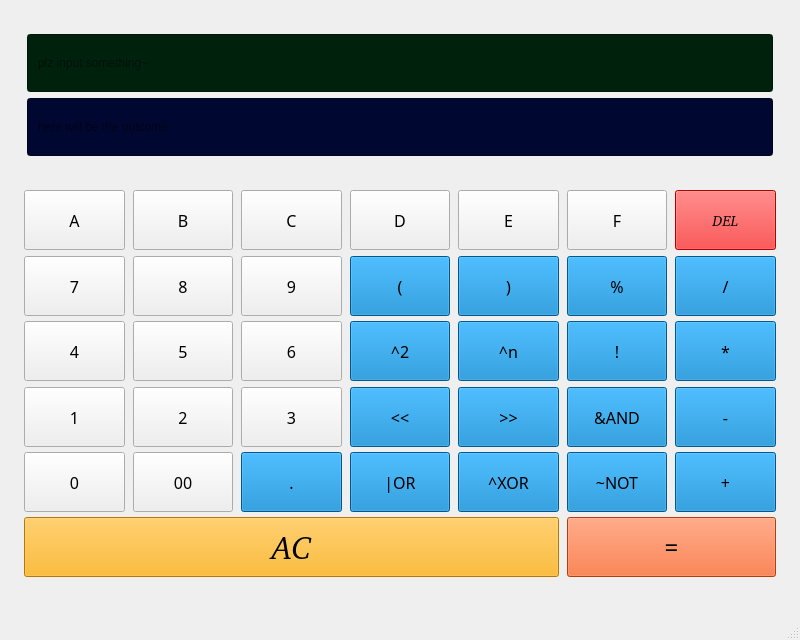
This is mainwindow.ui in s3loy/HexCalculator as Qt 5 draws it before an edit. The edited form follows.
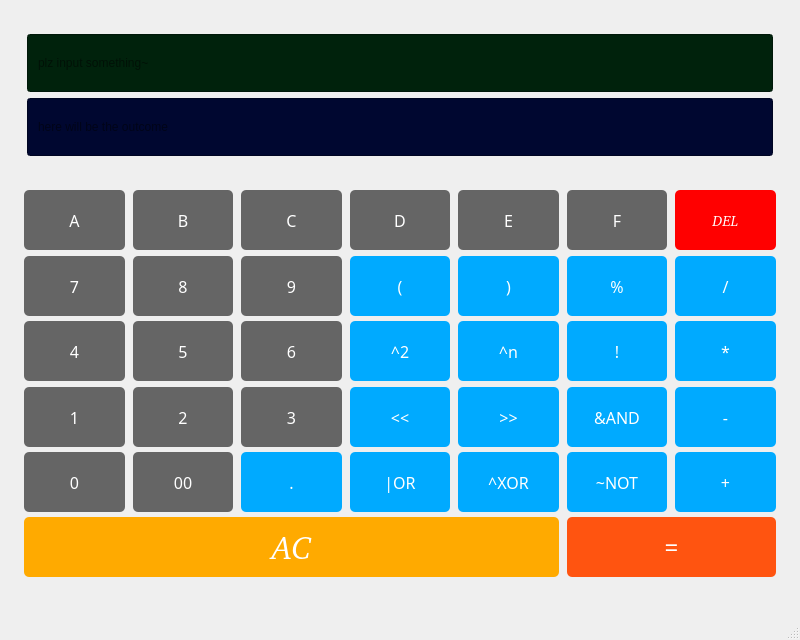
This is the edited form.

Commit message: feat: Implement dark theme

The edit to the form file:
```diff
--- a/mainwindow.ui
+++ b/mainwindow.ui
@@ -176,7 +176,22 @@
           </font>
          </property>
          <property name="styleSheet">
-          <string notr="true">background-color: rgb(0, 123, 199);</string>
+          <string notr="true">QPushButton {
+    background-color: rgb(0, 170, 255);
+    border-radius: 5px;
+    border: none;
+    color: white;
+}
+
+QPushButton:hover {
+    background-color: rgb(6, 201, 255);
+}
+
+QPushButton:pressed {
+    background-color: rgb(0, 114, 213);  
+    padding-top: 3px;                    
+    padding-left: 3px;
+}</string>
          </property>
          <property name="text">
           <string>|OR</string>
@@ -206,7 +221,22 @@
           </font>
          </property>
          <property name="styleSheet">
-          <string notr="true">background-color: rgb(0, 123, 199);</string>
+          <string notr="true">QPushButton {
+    background-color: rgb(0, 170, 255);
+    border-radius: 5px;
+    border: none;
+    color: white;
+}
+
+QPushButton:hover {
+    background-color: rgb(6, 201, 255);
+}
+
+QPushButton:pressed {
+    background-color: rgb(0, 114, 213);  
+    padding-top: 3px;                    
+    padding-left: 3px;
+}</string>
          </property>
          <property name="text">
           <string>^XOR</string>
@@ -236,7 +266,22 @@
           </font>
          </property>
          <property name="styleSheet">
-          <string notr="true">selection-background-color: rgb(26, 26, 26);</string>
+          <string notr="true">QPushButton {
+    background-color: rgb(101, 101, 101);
+    border-radius: 5px;
+    border: none;
+    color: white;
+}
+
+QPushButton:hover {
+    background-color: rgb(120, 120, 120);
+}
+
+QPushButton:pressed {
+    background-color: rgb(60, 60, 60);   
+    padding-top: 3px;                    
+    padding-left: 3px;
+}</string>
          </property>
          <property name="text">
           <string>3</string>
@@ -266,7 +311,22 @@
           </font>
          </property>
          <property name="styleSheet">
-          <string notr="true">selection-background-color: rgb(26, 26, 26);</string>
+          <string notr="true">QPushButton {
+    background-color: rgb(101, 101, 101);
+    border-radius: 5px;
+    border: none;
+    color: white;
+}
+
+QPushButton:hover {
+    background-color: rgb(120, 120, 120);
+}
+
+QPushButton:pressed {
+    background-color: rgb(60, 60, 60);   
+    padding-top: 3px;                    
+    padding-left: 3px;
+}</string>
          </property>
          <property name="text">
           <string>1</string>
@@ -296,7 +356,22 @@
           </font>
          </property>
          <property name="styleSheet">
-          <string notr="true">background-color: rgb(0, 123, 199);</string>
+          <string notr="true">QPushButton {
+    background-color: rgb(0, 170, 255);
+    border-radius: 5px;
+    border: none;
+    color: white;
+}
+
+QPushButton:hover {
+    background-color: rgb(6, 201, 255);
+}
+
+QPushButton:pressed {
+    background-color: rgb(0, 114, 213);  
+    padding-top: 3px;                    
+    padding-left: 3px;
+}</string>
          </property>
          <property name="text">
           <string>)</string>
@@ -326,7 +401,22 @@
           </font>
          </property>
          <property name="styleSheet">
-          <string notr="true">selection-background-color: rgb(26, 26, 26);</string>
+          <string notr="true">QPushButton {
+    background-color: rgb(101, 101, 101);
+    border-radius: 5px;
+    border: none;
+    color: white;
+}
+
+QPushButton:hover {
+    background-color: rgb(120, 120, 120);
+}
+
+QPushButton:pressed {
+    background-color: rgb(60, 60, 60);   
+    padding-top: 3px;                    
+    padding-left: 3px;
+}</string>
          </property>
          <property name="text">
           <string>8</string>
@@ -356,7 +446,22 @@
           </font>
          </property>
          <property name="styleSheet">
-          <string notr="true">background-color: rgb(0, 123, 199);</string>
+          <string notr="true">QPushButton {
+    background-color: rgb(0, 170, 255);
+    border-radius: 5px;
+    border: none;
+    color: white;
+}
+
+QPushButton:hover {
+    background-color: rgb(6, 201, 255);
+}
+
+QPushButton:pressed {
+    background-color: rgb(0, 114, 213);  
+    padding-top: 3px;                    
+    padding-left: 3px;
+}</string>
          </property>
          <property name="text">
           <string>!</string>
@@ -386,7 +491,22 @@
           </font>
          </property>
          <property name="styleSheet">
-          <string notr="true">background-color: rgb(0, 123, 199);</string>
+          <string notr="true">QPushButton {
+    background-color: rgb(0, 170, 255);
+    border-radius: 5px;
+    border: none;
+    color: white;
+}
+
+QPushButton:hover {
+    background-color: rgb(6, 201, 255);
+}
+
+QPushButton:pressed {
+    background-color: rgb(0, 114, 213);  
+    padding-top: 3px;                    
+    padding-left: 3px;
+}</string>
          </property>
          <property name="text">
           <string>^2</string>
@@ -416,7 +536,22 @@
           </font>
          </property>
          <property name="styleSheet">
-          <string notr="true">selection-background-color: rgb(26, 26, 26);</string>
+          <string notr="true">QPushButton {
+    background-color: rgb(101, 101, 101);
+    border-radius: 5px;
+    border: none;
+    color: white;
+}
+
+QPushButton:hover {
+    background-color: rgb(120, 120, 120);
+}
+
+QPushButton:pressed {
+    background-color: rgb(60, 60, 60);   
+    padding-top: 3px;                    
+    padding-left: 3px;
+}</string>
          </property>
          <property name="text">
           <string>2</string>
@@ -446,7 +581,22 @@
           </font>
          </property>
          <property name="styleSheet">
-          <string notr="true">selection-background-color: rgb(26, 26, 26);</string>
+          <string notr="true">QPushButton {
+    background-color: rgb(101, 101, 101);
+    border-radius: 5px;
+    border: none;
+    color: white;
+}
+
+QPushButton:hover {
+    background-color: rgb(120, 120, 120);
+}
+
+QPushButton:pressed {
+    background-color: rgb(60, 60, 60);   
+    padding-top: 3px;                    
+    padding-left: 3px;
+}</string>
          </property>
          <property name="text">
           <string>6</string>
@@ -476,7 +626,22 @@
           </font>
          </property>
          <property name="styleSheet">
-          <string notr="true">background-color: rgb(0, 123, 199);</string>
+          <string notr="true">QPushButton {
+    background-color: rgb(0, 170, 255);
+    border-radius: 5px;
+    border: none;
+    color: white;
+}
+
+QPushButton:hover {
+    background-color: rgb(6, 201, 255);
+}
+
+QPushButton:pressed {
+    background-color: rgb(0, 114, 213);  
+    padding-top: 3px;                    
+    padding-left: 3px;
+}</string>
          </property>
          <property name="text">
           <string>^n</string>
@@ -506,7 +671,22 @@
           </font>
          </property>
          <property name="styleSheet">
-          <string notr="true">selection-background-color: rgb(26, 26, 26);</string>
+          <string notr="true">QPushButton {
+    background-color: rgb(101, 101, 101);
+    border-radius: 5px;
+    border: none;
+    color: white;
+}
+
+QPushButton:hover {
+    background-color: rgb(120, 120, 120);
+}
+
+QPushButton:pressed {
+    background-color: rgb(60, 60, 60);   
+    padding-top: 3px;                    
+    padding-left: 3px;
+}</string>
          </property>
          <property name="text">
           <string>5</string>
@@ -536,7 +716,22 @@
           </font>
          </property>
          <property name="styleSheet">
-          <string notr="true">selection-background-color: rgb(26, 26, 26);</string>
+          <string notr="true">QPushButton {
+    background-color: rgb(101, 101, 101);
+    border-radius: 5px;
+    border: none;
+    color: white;
+}
+
+QPushButton:hover {
+    background-color: rgb(120, 120, 120);
+}
+
+QPushButton:pressed {
+    background-color: rgb(60, 60, 60);   
+    padding-top: 3px;                    
+    padding-left: 3px;
+}</string>
          </property>
          <property name="text">
           <string>0</string>
@@ -566,7 +761,22 @@
           </font>
          </property>
          <property name="styleSheet">
-          <string notr="true">selection-background-color: rgb(26, 26, 26);</string>
+          <string notr="true">QPushButton {
+    background-color: rgb(101, 101, 101);
+    border-radius: 5px;
+    border: none;
+    color: white;
+}
+
+QPushButton:hover {
+    background-color: rgb(120, 120, 120);
+}
+
+QPushButton:pressed {
+    background-color: rgb(60, 60, 60);   
+    padding-top: 3px;                    
+    padding-left: 3px;
+}</string>
          </property>
          <property name="text">
           <string>E</string>
@@ -596,7 +806,22 @@
           </font>
          </property>
          <property name="styleSheet">
-          <string notr="true">background-color: rgb(0, 123, 199);</string>
+          <string notr="true">QPushButton {
+    background-color: rgb(0, 170, 255);
+    border-radius: 5px;
+    border: none;
+    color: white;
+}
+
+QPushButton:hover {
+    background-color: rgb(6, 201, 255);
+}
+
+QPushButton:pressed {
+    background-color: rgb(0, 114, 213);  
+    padding-top: 3px;                    
+    padding-left: 3px;
+}</string>
          </property>
          <property name="text">
           <string>~NOT</string>
@@ -626,7 +851,22 @@
           </font>
          </property>
          <property name="styleSheet">
-          <string notr="true">background-color: rgb(0, 123, 199);</string>
+          <string notr="true">QPushButton {
+    background-color: rgb(0, 170, 255);
+    border-radius: 5px;
+    border: none;
+    color: white;
+}
+
+QPushButton:hover {
+    background-color: rgb(6, 201, 255);
+}
+
+QPushButton:pressed {
+    background-color: rgb(0, 114, 213);  
+    padding-top: 3px;                    
+    padding-left: 3px;
+}</string>
          </property>
          <property name="text">
           <string>&gt;&gt;</string>
@@ -656,7 +896,22 @@
           </font>
          </property>
          <property name="styleSheet">
-          <string notr="true">background-color: rgb(0, 123, 199);</string>
+          <string notr="true">QPushButton {
+    background-color: rgb(0, 170, 255);
+    border-radius: 5px;
+    border: none;
+    color: white;
+}
+
+QPushButton:hover {
+    background-color: rgb(6, 201, 255);
+}
+
+QPushButton:pressed {
+    background-color: rgb(0, 114, 213);  
+    padding-top: 3px;                    
+    padding-left: 3px;
+}</string>
          </property>
          <property name="text">
           <string>%</string>
@@ -686,7 +941,22 @@
           </font>
          </property>
          <property name="styleSheet">
-          <string notr="true">selection-background-color: rgb(26, 26, 26);</string>
+          <string notr="true">QPushButton {
+    background-color: rgb(101, 101, 101);
+    border-radius: 5px;
+    border: none;
+    color: white;
+}
+
+QPushButton:hover {
+    background-color: rgb(120, 120, 120);
+}
+
+QPushButton:pressed {
+    background-color: rgb(60, 60, 60);   
+    padding-top: 3px;                    
+    padding-left: 3px;
+}</string>
          </property>
          <property name="text">
           <string>F</string>
@@ -716,8 +986,22 @@
           </font>
          </property>
          <property name="styleSheet">
-          <string notr="true">background-color: rgb(255, 84, 16);
-selection-background-color: rgb(127, 48, 1)</string>
+          <string notr="true">QPushButton {
+    background-color: rgb(255, 84, 16);
+    border-radius: 5px;
+    border: none;
+    color: white;
+}
+
+QPushButton:hover {
+    background-color: rgb(255, 132, 25);
+}
+
+QPushButton:pressed {
+    background-color: rgb(127, 48, 1);  
+    padding-top: 3px;                    
+    padding-left: 3px;
+}</string>
          </property>
          <property name="text">
           <string>=</string>
@@ -747,7 +1031,22 @@
           </font>
          </property>
          <property name="styleSheet">
-          <string notr="true">selection-background-color: rgb(26, 26, 26);</string>
+          <string notr="true">QPushButton {
+    background-color: rgb(101, 101, 101);
+    border-radius: 5px;
+    border: none;
+    color: white;
+}
+
+QPushButton:hover {
+    background-color: rgb(120, 120, 120);
+}
+
+QPushButton:pressed {
+    background-color: rgb(60, 60, 60);   
+    padding-top: 3px;                    
+    padding-left: 3px;
+}</string>
          </property>
          <property name="text">
           <string>9</string>
@@ -777,7 +1076,22 @@
           </font>
          </property>
          <property name="styleSheet">
-          <string notr="true">selection-background-color: rgb(26, 26, 26);</string>
+          <string notr="true">QPushButton {
+    background-color: rgb(101, 101, 101);
+    border-radius: 5px;
+    border: none;
+    color: white;
+}
+
+QPushButton:hover {
+    background-color: rgb(120, 120, 120);
+}
+
+QPushButton:pressed {
+    background-color: rgb(60, 60, 60);   
+    padding-top: 3px;                    
+    padding-left: 3px;
+}</string>
          </property>
          <property name="text">
           <string>C</string>
@@ -807,7 +1121,22 @@
           </font>
          </property>
          <property name="styleSheet">
-          <string notr="true">selection-background-color: rgb(26, 26, 26);</string>
+          <string notr="true">QPushButton {
+    background-color: rgb(101, 101, 101);
+    border-radius: 5px;
+    border: none;
+    color: white;
+}
+
+QPushButton:hover {
+    background-color: rgb(120, 120, 120);
+}
+
+QPushButton:pressed {
+    background-color: rgb(60, 60, 60);   
+    padding-top: 3px;                    
+    padding-left: 3px;
+}</string>
          </property>
          <property name="text">
           <string>B</string>
@@ -837,7 +1166,22 @@
           </font>
          </property>
          <property name="styleSheet">
-          <string notr="true">background-color: rgb(0, 123, 199);</string>
+          <string notr="true">QPushButton {
+    background-color: rgb(0, 170, 255);
+    border-radius: 5px;
+    border: none;
+    color: white;
+}
+
+QPushButton:hover {
+    background-color: rgb(6, 201, 255);
+}
+
+QPushButton:pressed {
+    background-color: rgb(0, 114, 213);  
+    padding-top: 3px;                    
+    padding-left: 3px;
+}</string>
          </property>
          <property name="text">
           <string>-</string>
@@ -867,7 +1211,22 @@
           </font>
          </property>
          <property name="styleSheet">
-          <string notr="true">background-color: rgb(0, 123, 199);</string>
+          <string notr="true">QPushButton {
+    background-color: rgb(0, 170, 255);
+    border-radius: 5px;
+    border: none;
+    color: white;
+}
+
+QPushButton:hover {
+    background-color: rgb(6, 201, 255);
+}
+
+QPushButton:pressed {
+    background-color: rgb(0, 114, 213);  
+    padding-top: 3px;                    
+    padding-left: 3px;
+}</string>
          </property>
          <property name="text">
           <string>/</string>
@@ -897,7 +1256,22 @@
           </font>
          </property>
          <property name="styleSheet">
-          <string notr="true">background-color: rgb(0, 123, 199);</string>
+          <string notr="true">QPushButton {
+    background-color: rgb(0, 170, 255);
+    border-radius: 5px;
+    border: none;
+    color: white;
+}
+
+QPushButton:hover {
+    background-color: rgb(6, 201, 255);
+}
+
+QPushButton:pressed {
+    background-color: rgb(0, 114, 213);  
+    padding-top: 3px;                    
+    padding-left: 3px;
+}</string>
          </property>
          <property name="text">
           <string>+</string>
@@ -927,7 +1301,22 @@
           </font>
          </property>
          <property name="styleSheet">
-          <string notr="true">selection-background-color: rgb(26, 26, 26);</string>
+          <string notr="true">QPushButton {
+    background-color: rgb(101, 101, 101);
+    border-radius: 5px;
+    border: none;
+    color: white;
+}
+
+QPushButton:hover {
+    background-color: rgb(120, 120, 120);
+}
+
+QPushButton:pressed {
+    background-color: rgb(60, 60, 60);   
+    padding-top: 3px;                    
+    padding-left: 3px;
+}</string>
          </property>
          <property name="text">
           <string>A</string>
@@ -957,7 +1346,22 @@
           </font>
          </property>
          <property name="styleSheet">
-          <string notr="true">background-color: rgb(0, 123, 199);</string>
+          <string notr="true">QPushButton {
+    background-color: rgb(0, 170, 255);
+    border-radius: 5px;
+    border: none;
+    color: white;
+}
+
+QPushButton:hover {
+    background-color: rgb(6, 201, 255);
+}
+
+QPushButton:pressed {
+    background-color: rgb(0, 114, 213);  
+    padding-top: 3px;                    
+    padding-left: 3px;
+}</string>
          </property>
          <property name="text">
           <string>*</string>
@@ -987,7 +1391,22 @@
           </font>
          </property>
          <property name="styleSheet">
-          <string notr="true">selection-background-color: rgb(26, 26, 26);</string>
+          <string notr="true">QPushButton {
+    background-color: rgb(101, 101, 101);
+    border-radius: 5px;
+    border: none;
+    color: white;
+}
+
+QPushButton:hover {
+    background-color: rgb(120, 120, 120);
+}
+
+QPushButton:pressed {
+    background-color: rgb(60, 60, 60);   
+    padding-top: 3px;                    
+    padding-left: 3px;
+}</string>
          </property>
          <property name="text">
           <string>7</string>
@@ -1017,7 +1436,22 @@
           </font>
          </property>
          <property name="styleSheet">
-          <string>background-color: rgb(0, 123, 199);</string>
+          <string>QPushButton {
+    background-color: rgb(0, 170, 255);
+    border-radius: 5px;
+    border: none;
+    color: white;
+}
+
+QPushButton:hover {
+    background-color: rgb(6, 201, 255);
+}
+
+QPushButton:pressed {
+    background-color: rgb(0, 114, 213);  
+    padding-top: 3px;                    
+    padding-left: 3px;
+}</string>
          </property>
          <property name="text">
           <string>&amp;&amp;AND</string>
@@ -1047,7 +1481,22 @@
           </font>
          </property>
          <property name="styleSheet">
-          <string notr="true">background-color: rgb(0, 123, 199);</string>
+          <string notr="true">QPushButton {
+    background-color: rgb(0, 170, 255);
+    border-radius: 5px;
+    border: none;
+    color: white;
+}
+
+QPushButton:hover {
+    background-color: rgb(6, 201, 255);
+}
+
+QPushButton:pressed {
+    background-color: rgb(0, 114, 213);  
+    padding-top: 3px;                    
+    padding-left: 3px;
+}</string>
          </property>
          <property name="text">
           <string>&lt;&lt;</string>
@@ -1077,7 +1526,22 @@
           </font>
          </property>
          <property name="styleSheet">
-          <string notr="true">background-color: rgb(0, 123, 199);</string>
+          <string notr="true">QPushButton {
+    background-color: rgb(0, 170, 255);
+    border-radius: 5px;
+    border: none;
+    color: white;
+}
+
+QPushButton:hover {
+    background-color: rgb(6, 201, 255);
+}
+
+QPushButton:pressed {
+    background-color: rgb(0, 114, 213);  
+    padding-top: 3px;                    
+    padding-left: 3px;
+}</string>
          </property>
          <property name="text">
           <string>(</string>
@@ -1107,7 +1571,22 @@
           </font>
          </property>
          <property name="styleSheet">
-          <string notr="true">selection-background-color: rgb(26, 26, 26);</string>
+          <string notr="true">QPushButton {
+    background-color: rgb(101, 101, 101);
+    border-radius: 5px;
+    border: none;
+    color: white;
+}
+
+QPushButton:hover {
+    background-color: rgb(120, 120, 120);
+}
+
+QPushButton:pressed {
+    background-color: rgb(60, 60, 60);   
+    padding-top: 3px;                    
+    padding-left: 3px;
+}</string>
          </property>
          <property name="text">
           <string>4</string>
@@ -1137,7 +1616,22 @@
           </font>
          </property>
          <property name="styleSheet">
-          <string notr="true">selection-background-color: rgb(26, 26, 26);</string>
+          <string notr="true">QPushButton {
+    background-color: rgb(101, 101, 101);
+    border-radius: 5px;
+    border: none;
+    color: white;
+}
+
+QPushButton:hover {
+    background-color: rgb(120, 120, 120);
+}
+
+QPushButton:pressed {
+    background-color: rgb(60, 60, 60);   
+    padding-top: 3px;                    
+    padding-left: 3px;
+}</string>
          </property>
          <property name="text">
           <string>D</string>
@@ -1168,8 +1662,22 @@
           </font>
          </property>
          <property name="styleSheet">
-          <string notr="true">background-color: rgb(255, 0, 0);
-selection-background-color: rgb(116, 0, 0);</string>
+          <string notr="true">QPushButton {
+    background-color: rgb(255, 0, 0);
+    border-radius: 5px;
+    border: none;
+    color: white;
+}
+
+QPushButton:hover {
+    background-color: rgb(255, 80, 80);
+}
+
+QPushButton:pressed {
+    background-color: rgb(180, 0, 0);  
+    padding-top: 3px;                    
+    padding-left: 3px;
+}</string>
          </property>
          <property name="text">
           <string>DEL</string>
@@ -1207,9 +1715,22 @@
           <bool>false</bool>
          </property>
          <property name="styleSheet">
-          <string notr="true">selection-background-color: rgb(223, 106, 23);
-background-color: rgb(255, 170, 0);
-color: rgb(0, 0, 0);</string>
+          <string notr="true">QPushButton {
+    background-color: rgb(255, 170, 0);
+    border-radius: 5px;
+    border: none;
+    color: white;
+}
+
+QPushButton:hover {
+    background-color: rgb(255, 176, 17);
+}
+
+QPushButton:pressed {
+    background-color: rgb(223, 106, 23);;  
+    padding-top: 3px;                    
+    padding-left: 3px;
+}</string>
          </property>
          <property name="text">
           <string>AC</string>
@@ -1245,7 +1766,22 @@
           </font>
          </property>
          <property name="styleSheet">
-          <string notr="true">selection-background-color: rgb(26, 26, 26);</string>
+          <string notr="true">QPushButton {
+    background-color: rgb(101, 101, 101);
+    border-radius: 5px;
+    border: none;
+    color: white;
+}
+
+QPushButton:hover {
+    background-color: rgb(120, 120, 120);
+}
+
+QPushButton:pressed {
+    background-color: rgb(60, 60, 60);   
+    padding-top: 3px;                    
+    padding-left: 3px;
+}</string>
          </property>
          <property name="text">
           <string>00</string>
@@ -1275,7 +1811,22 @@
           </font>
          </property>
          <property name="styleSheet">
-          <string notr="true">background-color: rgb(0, 123, 199);</string>
+          <string notr="true">QPushButton {
+    background-color: rgb(0, 170, 255);
+    border-radius: 5px;
+    border: none;
+    color: white;
+}
+
+QPushButton:hover {
+    background-color: rgb(6, 201, 255);
+}
+
+QPushButton:pressed {
+    background-color: rgb(0, 114, 213);  
+    padding-top: 3px;                    
+    padding-left: 3px;
+}</string>
          </property>
          <property name="text">
           <string>.</string>
```
Left out of the diff: 3 changed lines with no effect on the pictures. The commit also changes 1 other file.
